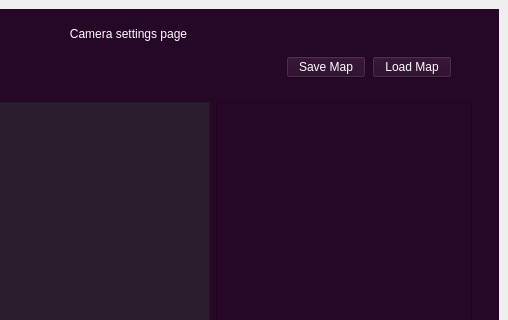
The window that UIs/main.ui (Sahasvinandith/ObserveAI_main) describes before a commit, drawn with Qt 5; both pictures show x 380 to 888 and y 0 to 320 of the 888 by 655 pixel window.
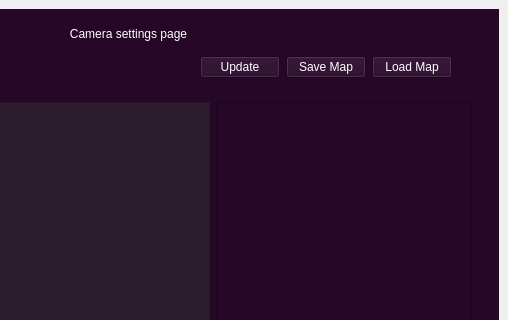
The same window after the commit. The open tabs and pages were chosen to show the change.

Commit message: Added a update button to update the location and the rotation of the camera to get the final details  for location based tracking

The edit to the form file:
```diff
--- a/UIs/main.ui
+++ b/UIs/main.ui
@@ -187,6 +187,13 @@
                 </property>
                </spacer>
               </item>
+              <item>
+               <widget class="QPushButton" name="update_btn">
+                <property name="text">
+                 <string>Update</string>
+                </property>
+               </widget>
+              </item>
               <item>
                <widget class="QPushButton" name="save_map_btn">
                 <property name="sizePolicy">
```
Left out of the diff: 2 changed lines with no effect on the pictures. The commit also changes 3 other files.
